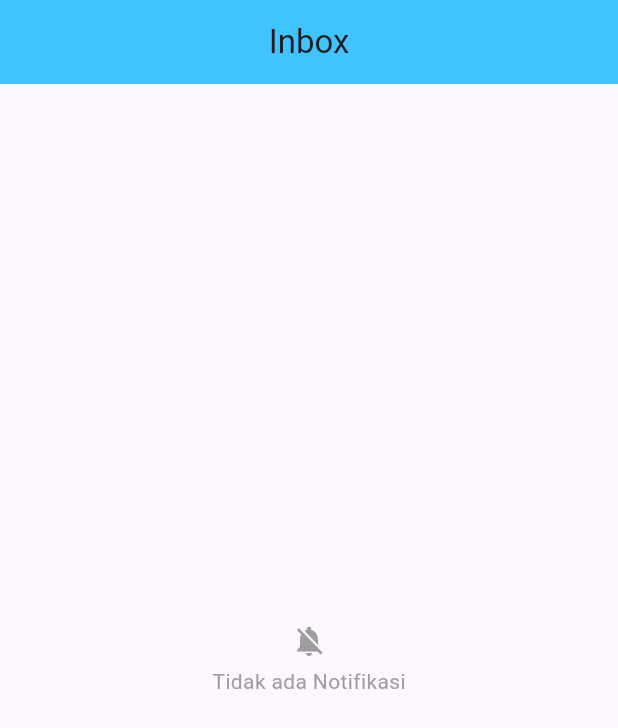
After one commit to kramalmr/my_siswa_flutter, a Flutter app: the screen it shows after launch, after a tap on the "notifications" icon, on a phone screen of 412 x 824 dp. The commit adds this screen. Shown: the top 728 px of the screen. Run offline on Flutter 3.47's test engine with Material 3 defaults, Android fonts, the phone set to English and light mode, and no system bars; our stand-ins replace animated_splash_screen.

Commit message:
jumat 29 08 25

```diff
--- a/my_siswa/lib/home.dart
+++ b/my_siswa/lib/home.dart
@@ -1,7 +1,9 @@
 import 'package:flutter/material.dart';
+import 'package:my_siswa/inbox.dart';
 
 class HomePage extends StatefulWidget {
-  const HomePage({super.key});
+  final String username;
+  const HomePage({super.key, required this.username});
 
   @override
   State<HomePage> createState() => _HomePageState();
@@ -10,6 +12,78 @@ class HomePage extends StatefulWidget {
 class _HomePageState extends State<HomePage> {
   @override
   Widget build(BuildContext context) {
-    return const Scaffold(body: Center(child: Text("Home Page")));
+    return Scaffold(
+      appBar: AppBar(
+        title: Text(
+          "My Siswa",
+          style: TextStyle(fontSize: 15, color: Colors.white),
+        ),
+        backgroundColor: Colors.blueAccent,
+        actions: [
+          IconButton(
+            onPressed: () {
+              Navigator.push(
+                context,
+                MaterialPageRoute(builder: (context) => Inbox()),
+              );
+            },
+            icon: Icon(Icons.notifications, color: Colors.white),
+          ),
+        ],
+      ),
+      body: Padding(
+        padding: const EdgeInsets.all(15),
+        child: Center(
+          child: Column(
+            // mainAxisAlignment: MainAxisAlignment.center,
+            children: [
+              Text(
+                "Assalamualaikum, ${widget.username}",
+                style: TextStyle(fontSize: 20),
+              ),
+              Text(
+                "Semoga harimu menyenangkan",
+                style: TextStyle(fontSize: 20),
+              ),
+            ],
+          ),
+        ),
+      ),
+      floatingActionButton: FloatingActionButton(
+        onPressed: () {},
+        backgroundColor: Colors.amberAccent,
+        child: Icon(Icons.camera_alt, color: Colors.black),
+      ),
+      floatingActionButtonLocation: FloatingActionButtonLocation.centerDocked,
+      bottomNavigationBar: BottomAppBar(
+        color: Colors.blueAccent,
+        child: Row(
+          mainAxisAlignment: MainAxisAlignment.spaceAround,
+          children: [
+            IconButton(
+              onPressed: () {},
+              color: Colors.white,
+              icon: Icon(Icons.home),
+            ),
+            IconButton(
+              onPressed: () {},
+              color: Colors.white,
+              icon: Icon(Icons.school),
+            ),
+            SizedBox(width: 20),
+            IconButton(
+              onPressed: () {},
+              color: Colors.white,
+              icon: Icon(Icons.calendar_month),
+            ),
+            IconButton(
+              onPressed: () {},
+              color: Colors.white,
+              icon: Icon(Icons.person),
+            ),
+          ],
+        ),
+      ),
+    );
   }
 }
--- /dev/null
+++ b/my_siswa/lib/inbox.dart
@@ -0,0 +1,26 @@
+import 'package:flutter/material.dart';
+
+class Inbox extends StatelessWidget {
+  const Inbox({super.key});
+
+  @override
+  Widget build(BuildContext context) {
+    return Scaffold(
+      appBar: AppBar(
+        automaticallyImplyLeading: false,
+        title: Center(child: Text("Inbox")),
+        backgroundColor: Colors.lightBlueAccent,
+      ),
+      body: Center(
+        child: Column(
+          mainAxisAlignment: MainAxisAlignment.center,
+          children: [
+            Icon(Icons.notifications_off, color: Colors.grey),
+            SizedBox(height: 5),
+            Text("Tidak ada Notifikasi", style: TextStyle(color: Colors.grey)),
+          ],
+        ),
+      ),
+    );
+  }
+}
--- a/my_siswa/lib/login/login.dart
+++ b/my_siswa/lib/login/login.dart
@@ -67,7 +67,7 @@ class _LoginPageState extends State<LoginPage> {
                     if (username == "admin" && password == "12345") {
                       Navigator.pushReplacement(
                         context,
-                        MaterialPageRoute(builder: (context) => HomePage()),
+                        MaterialPageRoute(builder: (context) => HomePage(username: username,)),
                       );
                     } else {
                       ScaffoldMessenger.of(context).showSnackBar(
--- a/my_siswa/lib/login/register.dart
+++ b/my_siswa/lib/login/register.dart
@@ -70,7 +70,7 @@ class _RegisterPageState extends State<RegisterPage> {
                     if (password == confirmPassword) {
                       Navigator.pushReplacement(
                         context,
-                        MaterialPageRoute(builder: (context) => HomePage()),
+                        MaterialPageRoute(builder: (context) => HomePage(username: username)),
                       );
                     } else {
                       ScaffoldMessenger.of(context).showSnackBar(
--- a/my_siswa/lib/main.dart
+++ b/my_siswa/lib/main.dart
@@ -1,5 +1,6 @@
 import 'package:animated_splash_screen/animated_splash_screen.dart';
 import 'package:flutter/material.dart';
+import 'package:my_siswa/home.dart';
 import 'package:my_siswa/login/login.dart';
 import 'package:my_siswa/login/register.dart';
 
@@ -28,7 +29,7 @@ class MainApp extends StatelessWidget {
               Text("Selamat Datang ke My SiswaKu"),
             ],
           ),
-          nextScreen: LoginPage(),
+          nextScreen: HomePage(username: AutofillHints.username),
           splashIconSize: 150,
           backgroundColor: Colors.white,
         ),
```
